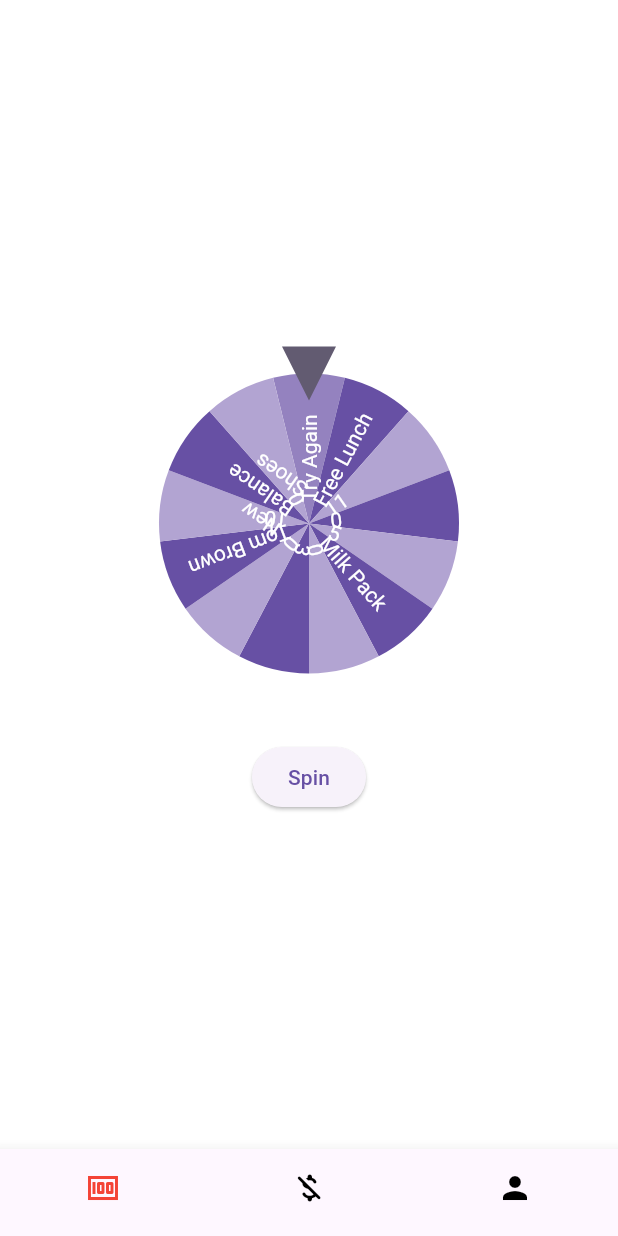
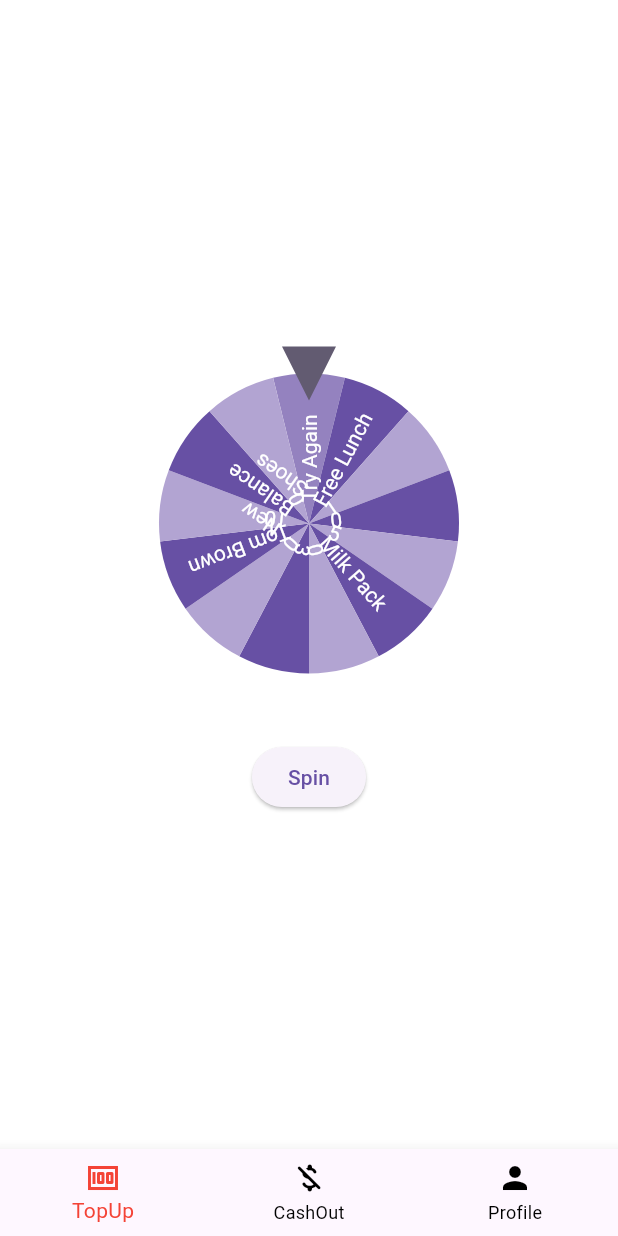
Before and after one commit to GenesisOzzy/Spin-Da-Wheel-game, a Flutter app: the screen it shows after launch, on a phone screen of 412 x 824 dp. Run offline on Flutter 3.47's test engine with Material 3 defaults, Android fonts, the phone set to English and light mode, and no system bars; drawn by our look-alikes of flutter_fortune_wheel; our stand-ins replace rxdart.

Commit message:
imported spinwheel registration

```diff
--- a/lib/spinwheel_home.dart
+++ b/lib/spinwheel_home.dart
@@ -1,5 +1,6 @@
 import 'package:flutter/material.dart';
 import 'package:flutter_fortune_wheel/flutter_fortune_wheel.dart';
+import 'package:list_projects/spinwheel_registration.dart';
 import 'package:rxdart/rxdart.dart';
 import 'dart:math';
 
@@ -18,7 +19,7 @@ class _SpinWheelHomeState extends State<SpinWheelHome> {
   List<dynamic> items = [
     "Try Again",
     "Free Lunch",
-    11,
+    1,
     0,
     5,
     "Milk Pack",
@@ -126,12 +127,14 @@ class _SpinWheelHomeState extends State<SpinWheelHome> {
 
   Widget buildBottomNavigationBar() {
     return BottomNavigationBar(
+
       items: const [
         BottomNavigationBarItem(icon: Icon(Icons.money), label: "TopUp"),
         BottomNavigationBarItem(
           icon: Icon(Icons.money_off_rounded),
           label: "CashOut",
-        ),
+           ),
+
         BottomNavigationBarItem(
           icon: Icon(Icons.person),
           label: "Profile",
@@ -140,8 +143,8 @@ class _SpinWheelHomeState extends State<SpinWheelHome> {
       type: BottomNavigationBarType.fixed,
       selectedItemColor: Colors.red,
       unselectedItemColor: Colors.black,
-      showSelectedLabels: false,
-      showUnselectedLabels: false,
+      showSelectedLabels: true,
+      showUnselectedLabels: true,
       onTap: (value) {
         print("Selected Index: $value");
 
@@ -168,17 +171,3 @@ class _SpinWheelHomeState extends State<SpinWheelHome> {
     );
   }
 }
-
-class RegistrationPage extends StatelessWidget {
-  @override
-  Widget build(BuildContext context) {
-    return Scaffold(
-      appBar: AppBar(
-        title: Text('Registration Page'),
-      ),
-      body: Center(
-        child: Text('This is the Registration Page'),
-      ),
-    );
-  }
-}
```
